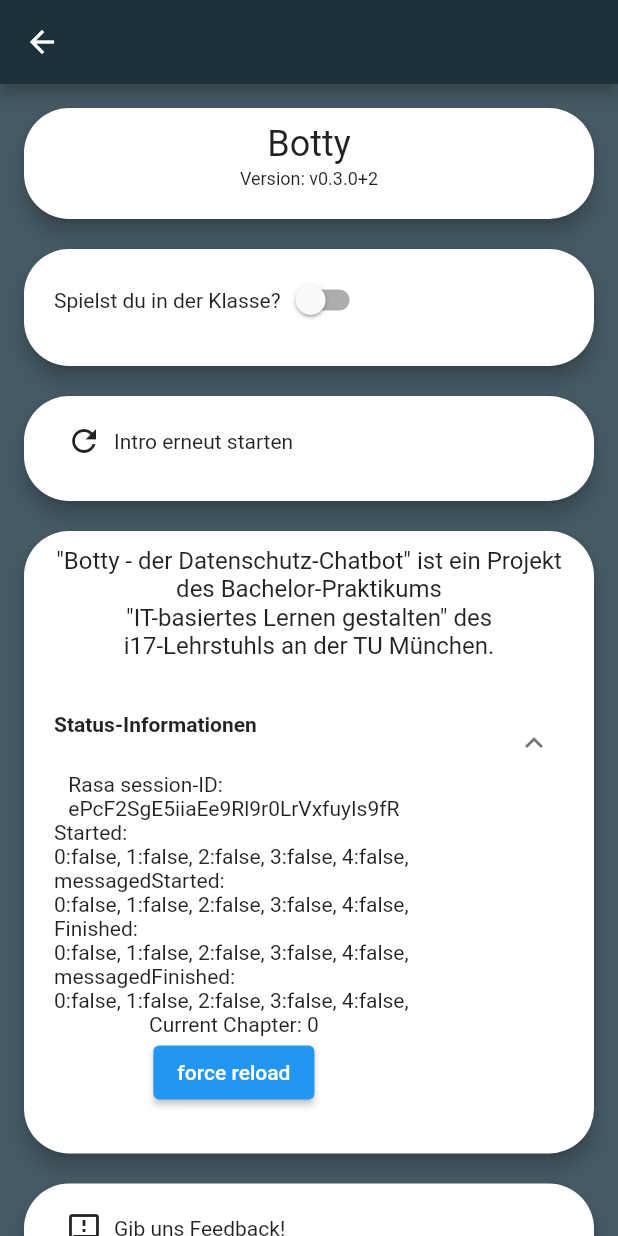
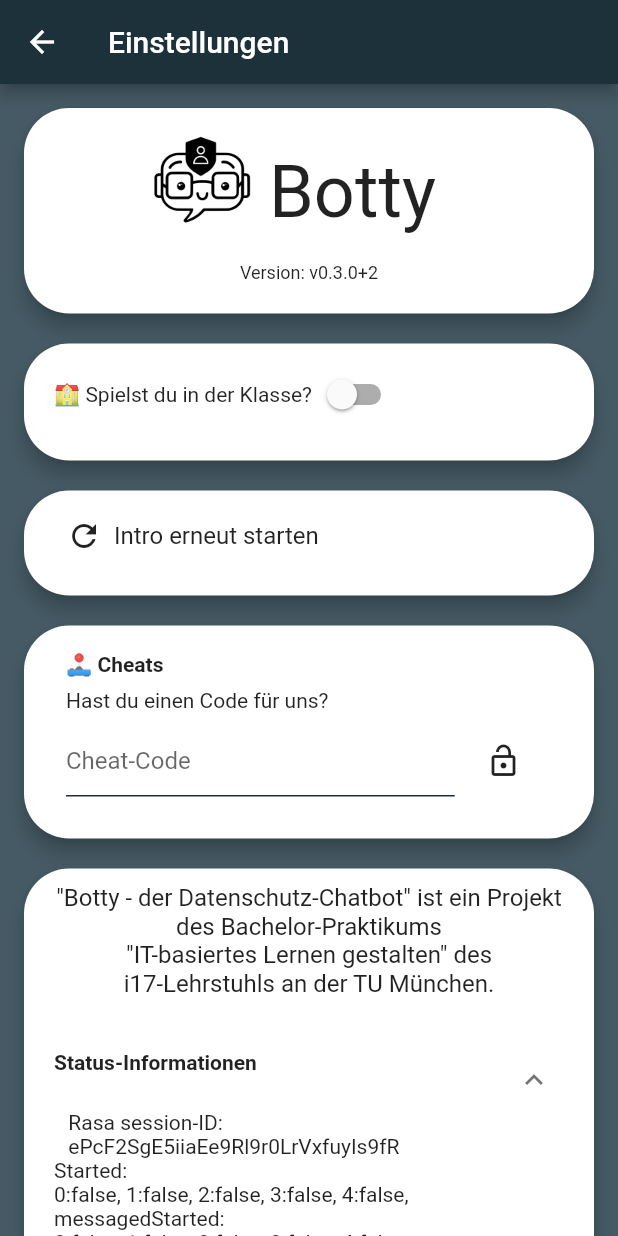
Before and after one commit to gereonelvers/datenschutz-chatbot, a Flutter app: the SettingsScreen screen opened directly, after a tap on "Status-Informationen", on a phone screen of 412 x 824 dp. Run offline on Flutter 3.47's test engine with Material 2 defaults, Android fonts, the phone set to English and light mode, and no system bars; drawn by our look-alikes of expandable; our stand-ins replace animated_text_kit, another_flushbar, auto_size_text, bubble, file_picker, flutter_colorpicker and 11 more; missing offline and left inert: bottom_picker, field_suggestion, flutter_material_pickers, flutter_unity_widget, lifecycle, mailto and 6 more; accounts and stored records are empty; project files that could hold a hidden picture were left out.

Commit message:
Improved classroomToggle and SettingsScreen

```diff
--- a/lib/screens/game_overview_screen.dart
+++ b/lib/screens/game_overview_screen.dart
@@ -7,6 +7,7 @@ import 'package:datenschutz_chatbot/utility_widgets/progress_model.dart';
 import 'package:datenschutz_chatbot/utility_widgets/scroll_pageview_notification.dart';
 import 'package:datenschutz_chatbot/utility_widgets/update_progress_notification.dart';
 import 'package:flutter/material.dart';
+import 'package:lottie/lottie.dart';
 import 'package:mailto/mailto.dart';
 import 'package:share_plus/share_plus.dart';
 import 'package:sliding_up_panel/sliding_up_panel.dart';
@@ -212,7 +213,7 @@ class _GameOverviewScreenState extends State<GameOverviewScreen> with TickerProv
         titleColor: Colors.black,
         messageColor: Colors.black,
         animationDuration: const Duration(milliseconds: 200),
-        icon: Image.asset("assets/img/data-white.png", color: Colors.black),
+        icon: Lottie.asset("assets/lottie/botty-float.json"),
         flushbarPosition: FlushbarPosition.TOP,
         title: 'Sorry!',
         message: "Du hast dieses Kapitel bereits erfolgreich beendet 😁",
@@ -227,7 +228,7 @@ class _GameOverviewScreenState extends State<GameOverviewScreen> with TickerProv
         titleColor: Colors.black,
         messageColor: Colors.black,
         animationDuration: const Duration(milliseconds: 200),
-        icon: Image.asset("assets/img/data-white.png", color: Colors.black),
+        icon: Lottie.asset("assets/lottie/botty-float.json"),
         flushbarPosition: FlushbarPosition.TOP,
         title: 'Sorry!',
         message: "Du hast dieses Kapitel noch nicht freigeschaltet 🔜🤔",
@@ -270,7 +271,7 @@ class _GameOverviewScreenState extends State<GameOverviewScreen> with TickerProv
                             context,
                             MaterialPageRoute(builder: (context) => const IntroSurveyScreen())
                         );
-                        if (!progress.getBool("finished" + index.toString())) progress.setValue("finished" + index.toString(), true);
+                        if (progress.getBool("classroomToggle")) progress.setValue("finished" + index.toString(), true);
                         updateProgress();
                         break;
                       case 1: // Challenges
@@ -279,7 +280,7 @@ class _GameOverviewScreenState extends State<GameOverviewScreen> with TickerProv
                           MaterialPageRoute(builder: (context) => const ChallengeWrapper(true)),
                         );
                         if (finished) {
-                          if (!progress.getBool("finished" + index.toString())) progress.setValue("finished" + index.toString(), true);
+                          if (progress.getBool("classroomToggle")) progress.setValue("finished" + index.toString(), true);
                         }
                         updateProgress();
                         break;
@@ -288,7 +289,7 @@ class _GameOverviewScreenState extends State<GameOverviewScreen> with TickerProv
                           context,
                           MaterialPageRoute(builder: (context) => const GameScreen(0)),
                         );
-                        if (!progress.getBool("finished" + index.toString())) progress.setValue("finished" + index.toString(), true);
+                        if (progress.getBool("classroomToggle")) progress.setValue("finished" + index.toString(), true);
                         updateProgress();
                         break;
                       case 3: // Naninovel RPG
@@ -296,7 +297,7 @@ class _GameOverviewScreenState extends State<GameOverviewScreen> with TickerProv
                           context,
                           MaterialPageRoute(builder: (context) => const GameScreen(1)),
                         );
-                        if (!progress.getBool("finished" + index.toString())) progress.setValue("finished" + index.toString(), true);
+                        if (progress.getBool("classroomToggle")) progress.setValue("finished" + index.toString(), true);
                         updateProgress();
                         break;
                       case 4: // Ending Survey
@@ -304,7 +305,7 @@ class _GameOverviewScreenState extends State<GameOverviewScreen> with TickerProv
                             context,
                             MaterialPageRoute(builder: (context) => const OutroSurveyScreen())
                         );
-                        if (!progress.getBool("finished" + index.toString())) progress.setValue("finished" + index.toString(), true);
+                        if (progress.getBool("classroomToggle")) progress.setValue("finished" + index.toString(), true);
                         updateProgress();
                         break;
                     }
--- a/lib/screens/intro_screen.dart
+++ b/lib/screens/intro_screen.dart
@@ -80,7 +80,7 @@ class _IntroScreenState extends State<IntroScreen> {
               titleColor: Colors.black,
               messageColor: Colors.black,
               animationDuration: const Duration(milliseconds: 200),
-              icon: Image.asset("assets/img/data-white.png", color: Colors.black),
+              icon: Lottie.asset("assets/lottie/botty-float.json"),
               flushbarPosition: FlushbarPosition.TOP,
               title: 'Sorry!',
               message: "Bitte gib deinen Namen ein 🧑‍",
@@ -97,7 +97,7 @@ class _IntroScreenState extends State<IntroScreen> {
             titleColor: Colors.black,
             messageColor: Colors.black,
             animationDuration: const Duration(milliseconds: 200),
-            icon: Image.asset("assets/img/data-white.png", color: Colors.black),
+            icon: Lottie.asset("assets/lottie/botty-float.json"),
             flushbarPosition: FlushbarPosition.TOP,
             title: 'Sorry!',
             message: "Bitte akzeptiere unsere Datenschutzerklärung ⚖‍",
--- a/lib/screens/settings_screen.dart
+++ b/lib/screens/settings_screen.dart
@@ -1,7 +1,11 @@
+import 'package:another_flushbar/flushbar.dart';
 import 'package:datenschutz_chatbot/utility_widgets/botty_colors.dart';
 import 'package:datenschutz_chatbot/utility_widgets/progress_model.dart';
+import 'package:datenschutz_chatbot/utility_widgets/scroll_pageview_notification.dart';
+import 'package:datenschutz_chatbot/utility_widgets/update_progress_notification.dart';
 import 'package:expandable/expandable.dart';
 import 'package:flutter/material.dart';
+import 'package:lottie/lottie.dart';
 import 'package:mailto/mailto.dart';
 import 'package:package_info_plus/package_info_plus.dart';
 import 'package:random_string/random_string.dart';
@@ -32,11 +36,12 @@ class _SettingsScreenState extends State<SettingsScreen> with TickerProviderStat
   String messagedFinished = "messagedFinished:\n";
   int currentChapter = -1;
   bool classroomToggle = false;
+  TextEditingController textEditingController = TextEditingController();
 
   @override
   Widget build(BuildContext context) {
     return Scaffold(
-      appBar: AppBar(backgroundColor: BottyColors.darkBlue,),
+      appBar: AppBar(backgroundColor: BottyColors.darkBlue, title: const Text("Einstellungen", textAlign: TextAlign.center,)),
       backgroundColor: BottyColors.blue,
       body: ListView(
         padding: const EdgeInsets.fromLTRB(16, 16, 16, 16),
@@ -52,13 +57,24 @@ class _SettingsScreenState extends State<SettingsScreen> with TickerProviderStat
               width: double.infinity,
               child: Column(
                 children: [
+                  Row(
+                    mainAxisAlignment: MainAxisAlignment.center,
+                    crossAxisAlignment: CrossAxisAlignment.center,
+                    children: [
+                      Padding(
+                        padding: const EdgeInsets.fromLTRB(0,0,8,16),
+                        child: Image.asset("assets/img/data-white.png", width: 75, color: Colors.black,),
+                      ),
                       const Text(
                         "Botty",
                         textAlign: TextAlign.center,
                         style: TextStyle(
-                      fontSize: 24,
+                          fontSize: 48,
                           // color: Colors.white
                         ),
+                      ),
+                      Container(width: 25,),
+                    ],
                   ),
                   Padding(
                     padding: const EdgeInsets.fromLTRB(0, 2, 0, 0),
@@ -85,7 +101,7 @@ class _SettingsScreenState extends State<SettingsScreen> with TickerProviderStat
               width: double.infinity,
               child: Row(
                 children: [
-                  const Text("Spielst du in der Klasse?"),
+                  const Text("🏫 Spielst du in der Klasse?"),
                   Switch(value: classroomToggle, onChanged: (value){
                     setState(() {
                       classroomToggle = value;
@@ -121,9 +137,55 @@ class _SettingsScreenState extends State<SettingsScreen> with TickerProviderStat
                       padding: EdgeInsets.all(8.0),
                       child: Icon(Icons.refresh_outlined),
                     ),
-                    Text("Intro erneut starten"),
+                    Text("Intro erneut starten", style: TextStyle(fontSize: 16,),)
                   ],
                 ),
+              ),
+            ),
+          ),
+          const Padding(padding: EdgeInsets.fromLTRB(0, 10, 0, 10)),
+          Material(
+            type: MaterialType.card,
+            elevation: 5,
+            color: Colors.white,
+            borderRadius: BorderRadius.circular(30),
+            child: Container(
+              padding: const EdgeInsets.only(left: 20, bottom: 20, top: 10, right: 20),
+              child: Column(
+                crossAxisAlignment: CrossAxisAlignment.start,
+                mainAxisAlignment: MainAxisAlignment.start,
+                children: [
+                  const Padding(
+                    padding: EdgeInsets.all(8.0),
+                    child: Text("🕹️ Cheats", style: TextStyle(fontWeight: FontWeight.bold),),
+                  ),
+                  const Padding(
+                    padding: EdgeInsets.only(left: 8, right: 8),
+                    child: Text("Hast du einen Code für uns?"),
+                  ),
+                  Padding(
+                    padding: const EdgeInsets.all(8.0),
+                    child: Row(children: [
+                      Expanded(
+                          flex: 8,
+                          child: TextField(
+                            controller: textEditingController,
+                            decoration: const InputDecoration(
+                              hintText: "Cheat-Code",// optional
+                            enabledBorder: UnderlineInputBorder(
+                              borderSide: BorderSide(color: BottyColors.darkBlue),
+                            ),
+                            focusedBorder: UnderlineInputBorder(
+                              borderSide: BorderSide(color: BottyColors.darkBlue),
+                            ),
+                          ),)),
+                      Expanded(
+                        flex: 2,
+                          child: IconButton(onPressed: submitCheat, icon: const Icon(Icons.lock_open)))
+                    ],),
+                  )
+
+                ],
               ),
             ),
           ),
@@ -205,10 +267,10 @@ class _SettingsScreenState extends State<SettingsScreen> with TickerProviderStat
                   mainAxisAlignment: MainAxisAlignment.start,
                   children: const [
                     Padding(
-                      padding: EdgeInsets.all(8.0),
+                      padding: EdgeInsets.all(12.0),
                       child: Icon(Icons.feedback_outlined),
                     ),
-                    Text("Gib uns Feedback!"),
+                    Text("Gib uns Feedback!", style: TextStyle(fontSize: 16),),
                   ],
                 ),
               ),
@@ -255,4 +317,75 @@ class _SettingsScreenState extends State<SettingsScreen> with TickerProviderStat
     await launch('$mailtoLink');
   }
 
+
+  submitCheat() async {
+    String input = textEditingController.text;
+    if(input.contains(RegExp("Level:\\d"))||input=="Level:-1"){
+      int level = -1;
+      try {
+        level = int.parse(input.split(":")[1]);
+      } on FormatException catch (_, e){
+        invalidCheatFlushbar();
+        return;
       }
+
+      if (level<5){
+        // Enable classroom mode
+        progress.setValue("classroomToggle", true);
+        // Reset progress
+        for(int i=0;i<5;i++){
+          progress.setValue("started"+i.toString(), false);
+          progress.setValue("messagedStarted"+i.toString(), false);
+          progress.setValue("finished"+i.toString(), false);
+          progress.setValue("messageFinished"+i.toString(), false);
+        }
+        // Progress to specified level
+        for(int i=0;i<=level;i++){
+          progress.setValue("started"+i.toString(), true);
+          progress.setValue("messagedStarted"+i.toString(), true);
+          progress.setValue("finished"+i.toString(), true);
+          if(!(i==level)) progress.setValue("messageFinished"+i.toString(), true);
+        }
+        // Tell the PageView...
+        UpdateProgressNotification().dispatch(context);
+        // ... and the user about it
+        await Flushbar(
+          margin: const EdgeInsets.fromLTRB(15,32,15,10),
+          borderRadius: BorderRadius.circular(20),
+          backgroundColor: Colors.white,
+          titleColor: Colors.black,
+          messageColor: Colors.black,
+          animationDuration: const Duration(milliseconds: 200),
+          icon: Lottie.asset("assets/lottie/botty-float.json"),
+          flushbarPosition: FlushbarPosition.TOP,
+          title: 'Cheat aktiviert!',
+          message: "Zu Level "+level.toString()+" gesprungen ⏩",
+          boxShadows: const [BoxShadow(color: Colors.grey, offset: Offset(0.0, 0.2), blurRadius: 6.0)],
+          duration: const Duration(milliseconds: 1500),
+        ).show(context);
+      } else {
+        invalidCheatFlushbar();
+      }
+    } else {
+      invalidCheatFlushbar();
+    }
+  }
+
+  invalidCheatFlushbar() async {
+    await Flushbar(
+      margin: const EdgeInsets.fromLTRB(15,32,15,10),
+      borderRadius: BorderRadius.circular(20),
+      backgroundColor: Colors.white,
+      titleColor: Colors.black,
+      messageColor: Colors.black,
+      animationDuration: const Duration(milliseconds: 200),
+      icon: Lottie.asset("assets/lottie/botty-float.json"),
+      flushbarPosition: FlushbarPosition.TOP,
+      title: 'Leider nein!',
+      message: "Der Code ist leider falsch",
+      boxShadows: const [BoxShadow(color: Colors.grey, offset: Offset(0.0, 0.2), blurRadius: 6.0)],
+      duration: const Duration(milliseconds: 1500),
+    ).show(context);
+  }
+
+}
--- a/lib/utility_widgets/progress_model.dart
+++ b/lib/utility_widgets/progress_model.dart
@@ -26,12 +26,13 @@ class ProgressModel {
 
   bool getBool(String key) => progress.get(key, defaultValue: false);
   int getInt(String key) => progress.get(key, defaultValue: 0);
+  double getDouble(String key) => progress.get(key, defaultValue: 0);
   String getString(String key) => progress.get(key, defaultValue: "");
   Color getColor(String key) => progress.get(key, defaultValue: Colors.white);
 
   reset() => progress.clear();
 
-  // Make ProgressModel available through factory method to force data initialization through SharedPreferences
+  // Make ProgressModel available through factory method
   static Future<ProgressModel> getProgressModel() async {
     ProgressModel p = ProgressModel._();
     await p.reload();
```
Also changed, not shown: 1 other file. Lines whose indentation alone changed are shown as unchanged.
